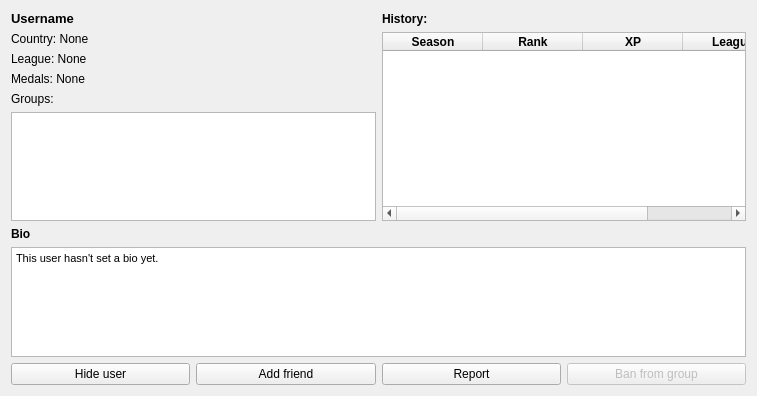
This is designer/user_info.ui in ThoreBor/Anki_Leaderboard as Qt 5 draws it before an edit. The edited form follows.
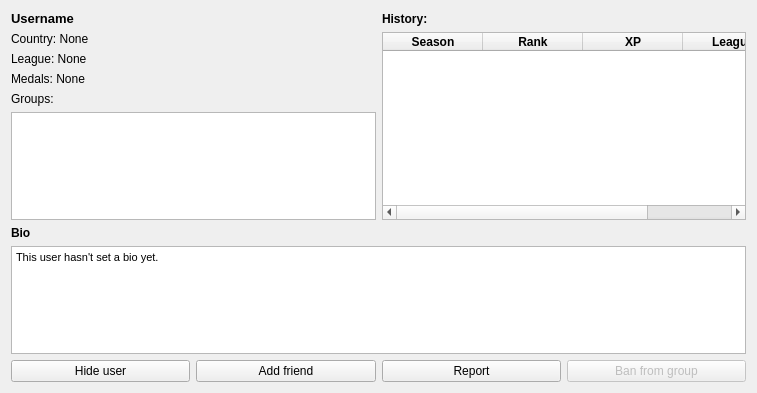
This is the edited form. Icons and pictures are not drawn.

Commit message: show league history newest to oldest

```diff
--- a/designer/user_info.ui
+++ b/designer/user_info.ui
@@ -10,7 +10,7 @@
     <x>0</x>
     <y>0</y>
     <width>757</width>
-    <height>396</height>
+    <height>393</height>
    </rect>
   </property>
   <property name="windowTitle">
@@ -214,6 +214,9 @@
        <property name="sortingEnabled">
         <bool>true</bool>
        </property>
+       <attribute name="verticalHeaderVisible">
+        <bool>false</bool>
+       </attribute>
        <column>
         <property name="text">
          <string>Season</string>
```
The commit also changes 1 other file.
